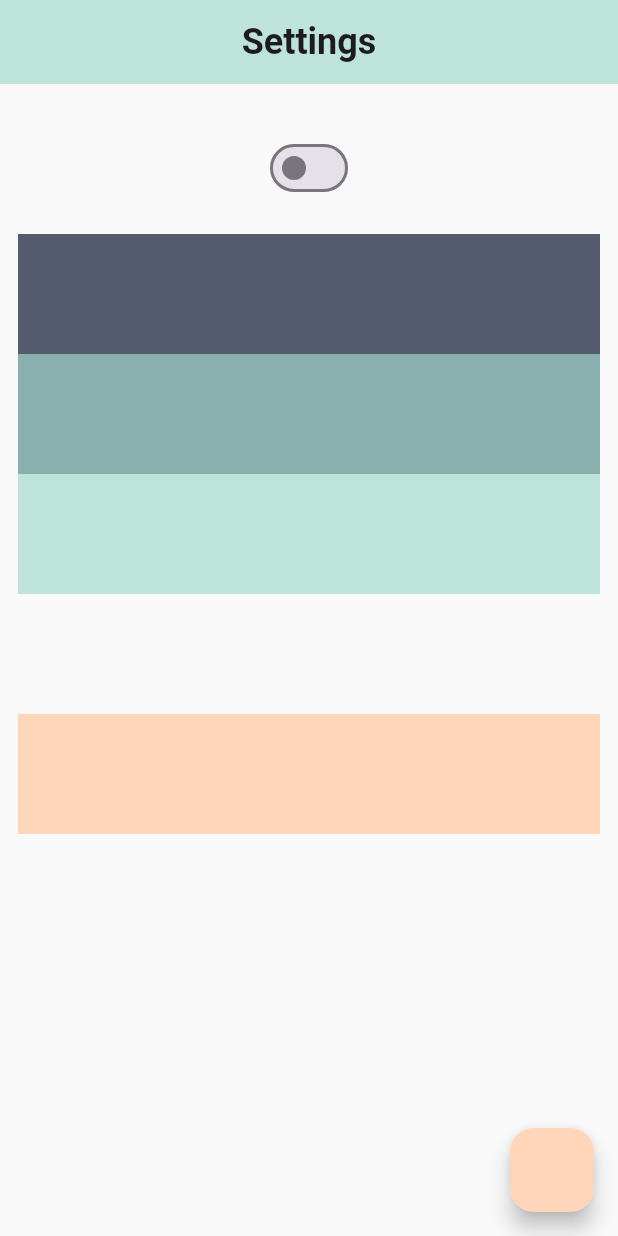
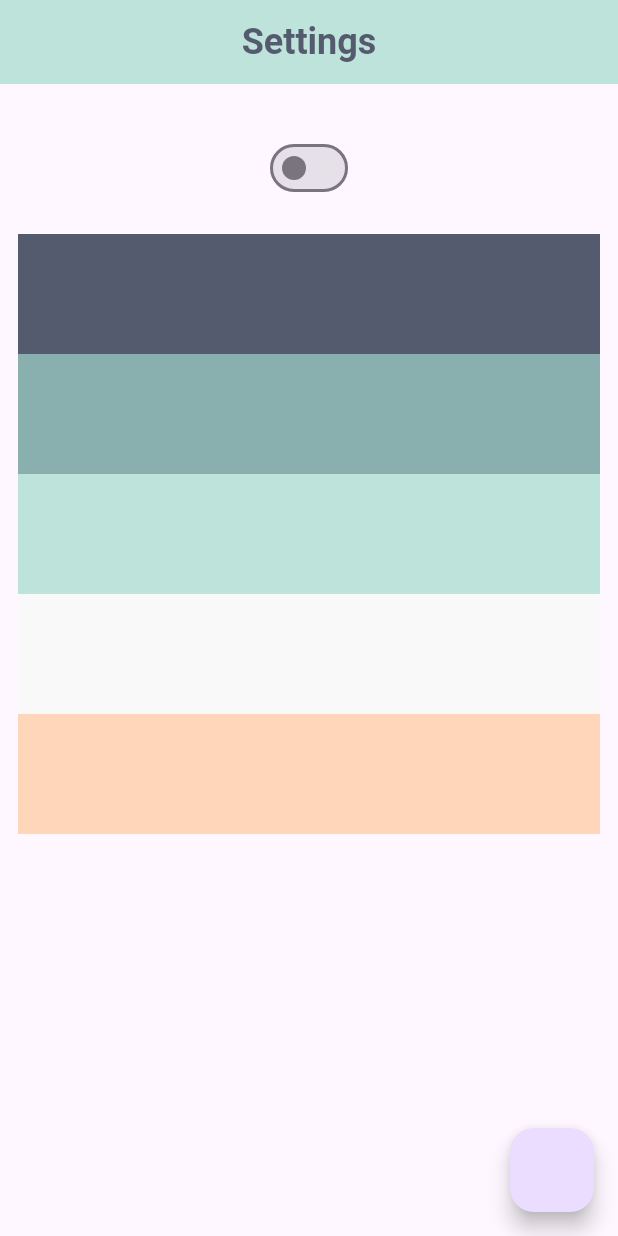
Before and after one commit to nandanmagdum/gcek_smart_campus_2025, a Flutter app: the SettingsPage screen opened by its route, on a phone screen of 412 x 824 dp. Run offline on Flutter 3.47's test engine with Material 3 defaults, Android fonts, the phone set to English and light mode, and no system bars; our stand-ins replace get, go_router, shared_preferences; accounts and stored records are empty.

Commit message:
updated the app theme logic

```diff
--- a/lib/controllers/theme_controller.dart
+++ b/lib/controllers/theme_controller.dart
@@ -1,14 +1,15 @@
-import 'package:flutter/material.dart';
 import 'package:get/get.dart';
 import 'package:smart_campus/utils/local_storage.dart';
 
 class ThemeController extends GetxController {
-  Rx<ThemeMode> themeMode = LocalStorage.getBool(LocalStorage.themeKey) ?? false
-      ? ThemeMode.dark.obs
-      : ThemeMode.light.obs;
+  Rx<bool> isDarkMode =
+      (LocalStorage.getBool(LocalStorage.themeKey) ?? false).obs;
 
-  void toggleTheme() {
-    themeMode.value =
-        themeMode.value == ThemeMode.dark ? ThemeMode.light : ThemeMode.dark;
+  void toggleTheme(bool value) async {
+    value ? isDarkMode.value = true : isDarkMode.value = false;
+    await LocalStorage.setBool(LocalStorage.themeKey, value);
   }
 }
+
+// true for dark mode
+// false for light theme
--- a/lib/pages/home_page.dart
+++ b/lib/pages/home_page.dart
@@ -22,6 +22,12 @@
               fontSize: 22,
             ),
           ),
+          ElevatedButton(
+            onPressed: () {
+              context.push(Navigation.settingsRoute);
+            },
+            child: Text("Settings"),
+          ),
         ],
       ),
     );
--- a/lib/pages/settings_page.dart
+++ b/lib/pages/settings_page.dart
@@ -27,13 +27,9 @@
             ),
             Obx(
               () => Switch(
-                value: themeController.themeMode.value == ThemeMode.dark
-                    ? true
-                    : false,
+                value: themeController.isDarkMode.value,
                 onChanged: (value) async {
-                  // true for dart
-                  // false for light
-                  themeController.toggleTheme();
+                  themeController.toggleTheme(value);
                   await LocalStorage.setBool(LocalStorage.themeKey, value);
                 },
               ),
--- a/lib/widgets/primary_app_bar.dart
+++ b/lib/widgets/primary_app_bar.dart
@@ -1,4 +1,7 @@
 import 'package:flutter/material.dart';
+import 'package:smart_campus/constants/app_colors.dart';
+import 'package:smart_campus/controllers/theme_controller.dart';
+import 'package:get/get.dart';
 
 class PrimaryAppBar extends StatelessWidget implements PreferredSizeWidget {
   final String? title;
@@ -6,15 +9,25 @@
 
   @override
   Widget build(BuildContext context) {
-    return AppBar(
+    final ThemeController themeController = Get.find();
+
+    return Obx(
+      () => AppBar(
+        backgroundColor: themeController.isDarkMode.value
+            ? AppColors.palate1
+            : AppColors.palate3,
         title: Text(
           title ?? "GCEK Sphere",
           style: TextStyle(
+            color: themeController.isDarkMode.value
+                ? AppColors.palate4
+                : AppColors.palate1,
             fontSize: 24,
             fontWeight: FontWeight.bold,
           ),
         ),
         centerTitle: true,
+      ),
     );
   }
 
```
Also changed, not shown: lib/main.dart (+3 -9 lines). Lines whose indentation alone changed are shown as unchanged.
